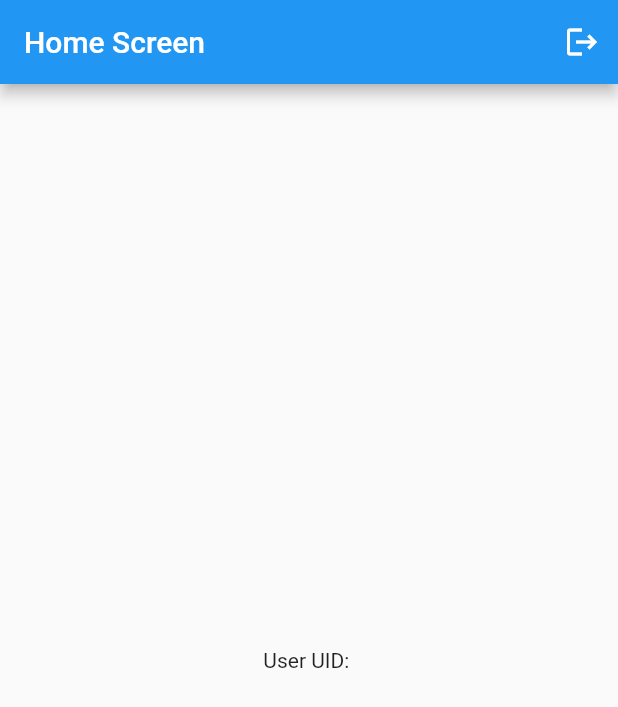
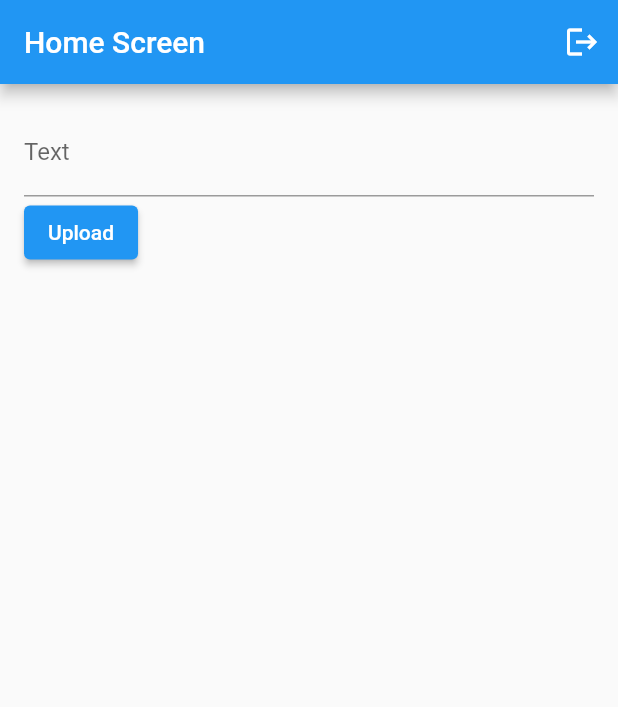
Before and after one commit to umer-83/upload_your_docs, a Flutter app: the HomeScreen screen opened directly with empty values, on a phone screen of 412 x 824 dp. Shown: the top 707 px of the screen. Run offline on Flutter 3.47's test engine with Material 2 defaults, Android fonts, the phone set to English and light mode, and no system bars; our stand-ins replace cloud_firestore, firebase_auth, firebase_core; accounts and stored records are empty.

Commit message:
Home screen + uploading features

```diff
--- /dev/null
+++ b/lib/models/upload_model.dart
@@ -0,0 +1,13 @@
+class Activity {
+  final String id;
+  final String text;
+  final List<String> imageUrls;
+  final List<String> pdfUrls;
+
+  Activity({
+    required this.id,
+    required this.text,
+    required this.imageUrls,
+    required this.pdfUrls,
+  });
+}
--- /dev/null
+++ b/lib/models/upload_provider.dart
@@ -0,0 +1,12 @@
+import 'package:flutter/material.dart';
+import 'package:upload_your_docs/models/upload_model.dart';
+import 'package:upload_your_docs/models/upload_service.dart';
+
+class ActivityProvider with ChangeNotifier {
+  final ActivityService _activityService = ActivityService();
+
+  Future<void> uploadActivity(Activity activity) async {
+    await _activityService.uploadActivity(activity);
+    notifyListeners();
+  }
+}
--- /dev/null
+++ b/lib/models/upload_service.dart
@@ -0,0 +1,14 @@
+import 'package:cloud_firestore/cloud_firestore.dart';
+import 'package:upload_your_docs/models/upload_model.dart';
+
+class ActivityService {
+  final FirebaseFirestore _firestore = FirebaseFirestore.instance;
+
+  Future<void> uploadActivity(Activity activity) async {
+    await _firestore.collection('activities').doc(activity.id).set({
+      'text': activity.text,
+      'imageUrls': activity.imageUrls,
+      'pdfUrls': activity.pdfUrls,
+    });
+  }
+}
--- a/lib/screens/home_screen.dart
+++ b/lib/screens/home_screen.dart
@@ -1,5 +1,8 @@
 import 'package:flutter/material.dart';
 import 'package:firebase_auth/firebase_auth.dart';
+import 'package:provider/provider.dart';
+import '../models/upload_model.dart';
+import '../models/upload_provider.dart';
 import '../screens/login_screen.dart'; // Import your login screen
 
 class HomeScreen extends StatefulWidget {
@@ -14,6 +17,9 @@ class HomeScreen extends StatefulWidget {
 class _HomeScreenState extends State<HomeScreen> {
   // Reference to the FirebaseAuth instance
   final FirebaseAuth _auth = FirebaseAuth.instance;
+  final TextEditingController _textController = TextEditingController();
+  final List<String> _imageUrls = [];
+  final List<String> _pdfUrls = [];
 
   @override
   Widget build(BuildContext context) {
@@ -21,14 +27,10 @@ class _HomeScreenState extends State<HomeScreen> {
       appBar: AppBar(
         title: Text('Home Screen'),
         actions: [
-          // Add a logout button to the app bar
           IconButton(
             icon: Icon(Icons.logout),
             onPressed: () async {
-              // Sign out the user from Firebase
               await _auth.signOut();
-
-              // Navigate back to the login screen
               Navigator.pushReplacement(
                 context,
                 MaterialPageRoute(builder: (context) => LoginScreen()),
@@ -37,8 +39,39 @@ class _HomeScreenState extends State<HomeScreen> {
           ),
         ],
       ),
-      body: Center(
-        child: Text('User UID: ${widget.userUid}'),
+      body: Padding(
+        padding: const EdgeInsets.all(16.0),
+        child: Column(
+          crossAxisAlignment: CrossAxisAlignment.start,
+          children: [
+            TextField(
+              controller: _textController,
+              decoration: InputDecoration(labelText: 'Text'),
+            ),
+            // Add widgets for uploading images and PDFs
+            // ...
+
+            ElevatedButton(
+              onPressed: () async {
+                final activityProvider =
+                    Provider.of<ActivityProvider>(context, listen: false);
+
+                final newActivity = Activity(
+                  id: DateTime.now().toString(),
+                  text: _textController.text,
+                  imageUrls: _imageUrls,
+                  pdfUrls: _pdfUrls,
+                );
+
+                await activityProvider.uploadActivity(newActivity);
+
+                // Optionally, navigate to a different screen after upload
+                Navigator.pop(context);
+              },
+              child: Text('Upload'),
+            ),
+          ],
+        ),
       ),
     );
   }
--- a/pubspec.yaml
+++ b/pubspec.yaml
@@ -38,6 +38,7 @@ dependencies:
   firebase_core: ^2.24.2
   firebase_auth: ^4.15.3
   provider: ^6.1.1
+  cloud_firestore: ^4.13.6
 
 dev_dependencies:
   flutter_test:
```
Also changed, not shown: lib/main.dart (+8 -1 lines), pubspec.lock, 4 other files.
